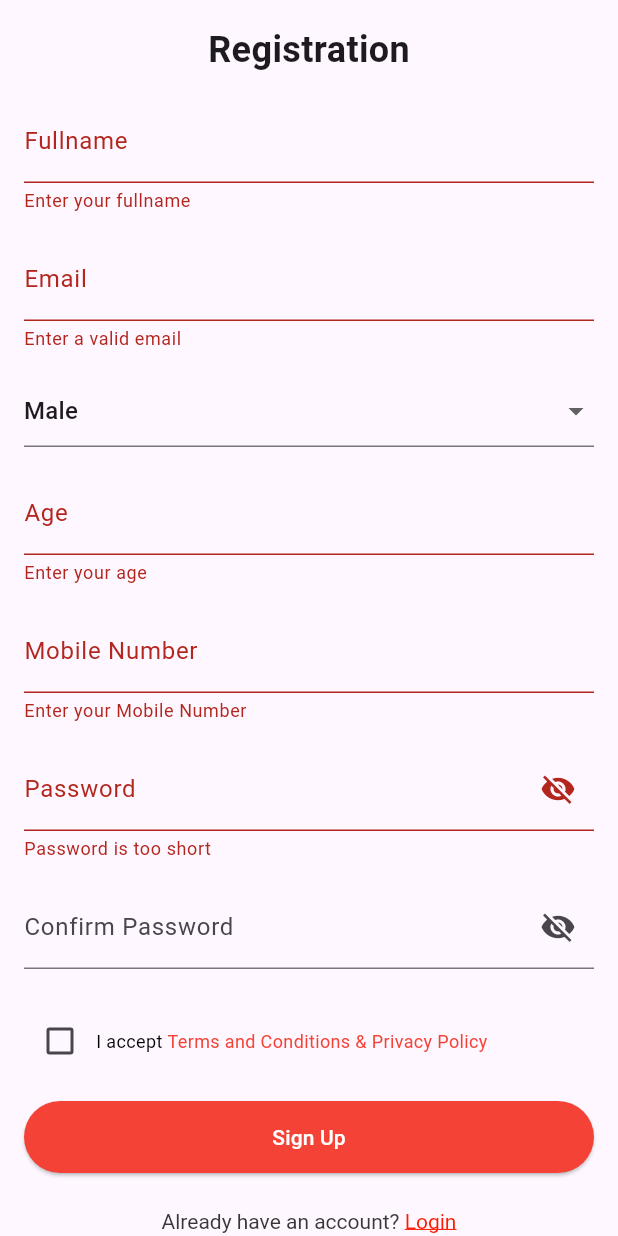
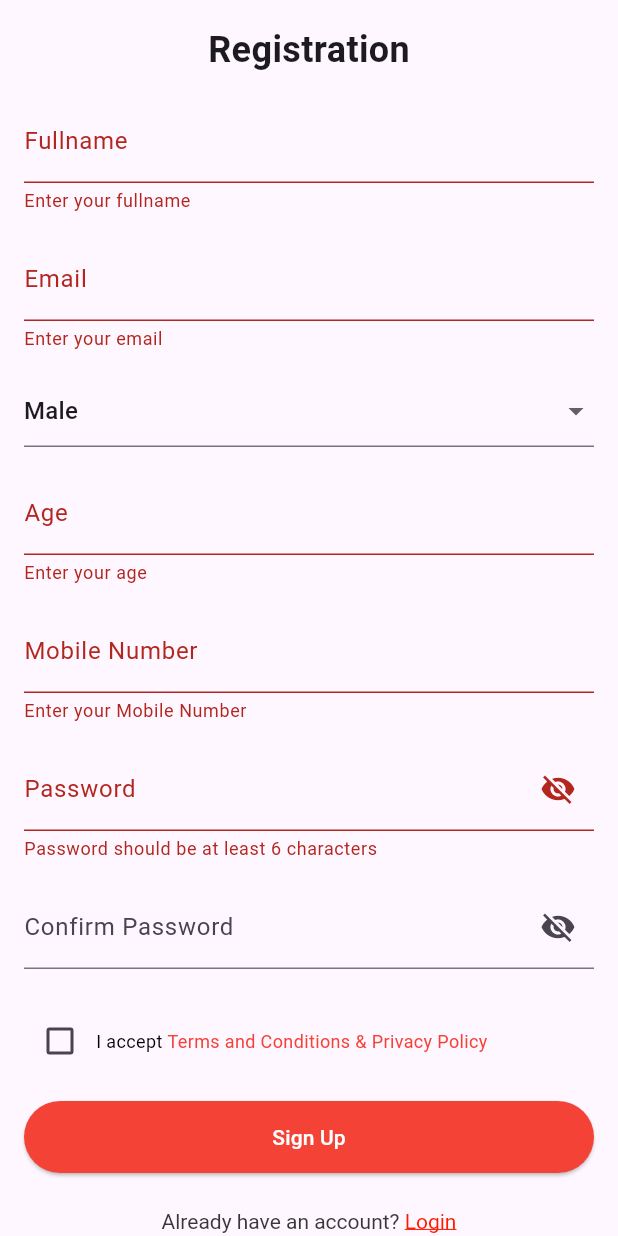
Before and after one commit to AnojAryal/mym-raktaveer-frontend, a Flutter app: the SignUpWidget widget shown alone on an empty page, opened directly, after a tap on "Sign Up", on a phone screen of 412 x 824 dp. Run offline on Flutter 3.47's test engine with Material 3 defaults, Android fonts, the phone set to English and light mode, and no system bars; our stand-ins replace carousel_slider, email_validator, firebase_auth, firebase_core, flutter_dotenv, flutter_map and 5 more; accounts and stored records are empty; network calls fail.

Commit message:
signup page validated

```diff
--- a/lib/widgets/firebase/signup_widget.dart
+++ b/lib/widgets/firebase/signup_widget.dart
@@ -113,9 +113,14 @@ class _SignUpWidgetState extends ConsumerState<SignUpWidget> {
           decoration: const InputDecoration(
             labelText: 'Email',
           ),
-          validator: (email) => email != null && !EmailValidator.validate(email)
-              ? 'Enter a valid email'
-              : null,
+          validator: (email) {
+            if (email == null || email.isEmpty) {
+              return 'Enter your email';
+            } else if (!EmailValidator.validate(email)) {
+              return 'Please enter a valid email';
+            }
+            return null;
+          },
           keyboardType: TextInputType.emailAddress,
         ),
         const SizedBox(height: 16.0),
@@ -188,9 +193,16 @@ class _SignUpWidgetState extends ConsumerState<SignUpWidget> {
               },
             ),
           ),
-          validator: (value) => value != null && value.length < 6
-              ? 'Password is too short'
-              : null,
+          validator: (password) {
+            if (password == null || password.length < 6) {
+              return 'Password should be at least 6 characters';
+            } else if (!password.contains(RegExp(r'(?=.*[A-Z])'))) {
+              return 'Password should contain at least one capital letter';
+            } else if (!password.contains(RegExp(r'(?=.*[@#$%^&+=])'))) {
+              return 'Password should contain at least one special character';
+            }
+            return null;
+          },
           obscureText: !isPasswordVisible,
         ),
         const SizedBox(height: 16.0),
```
